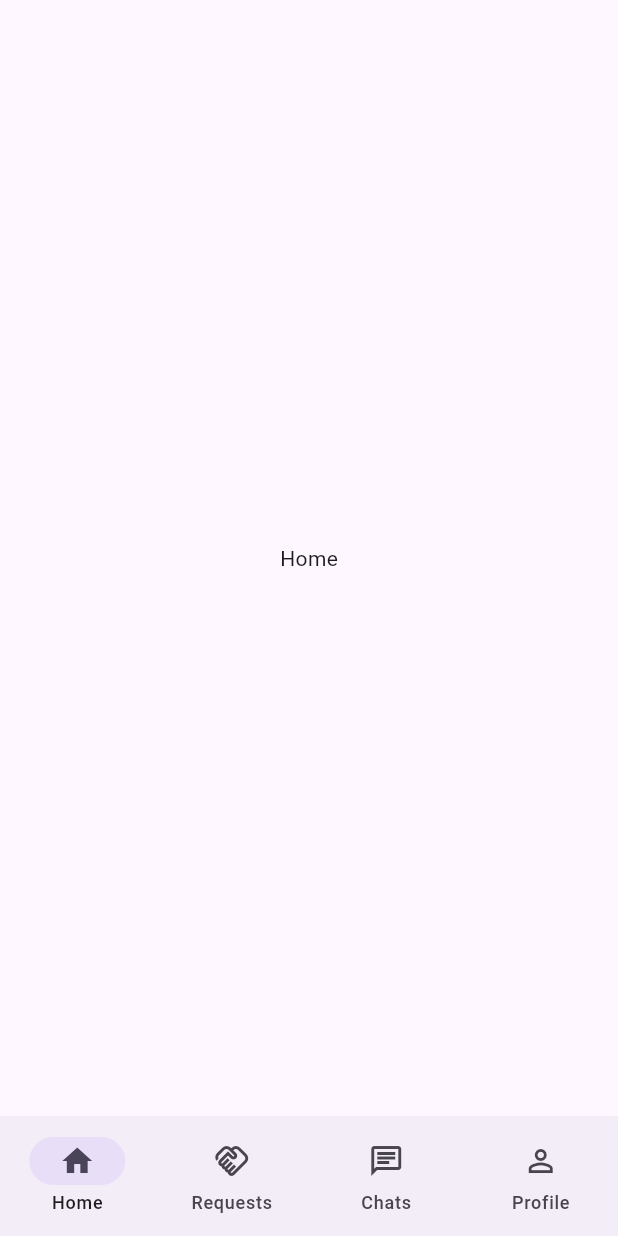
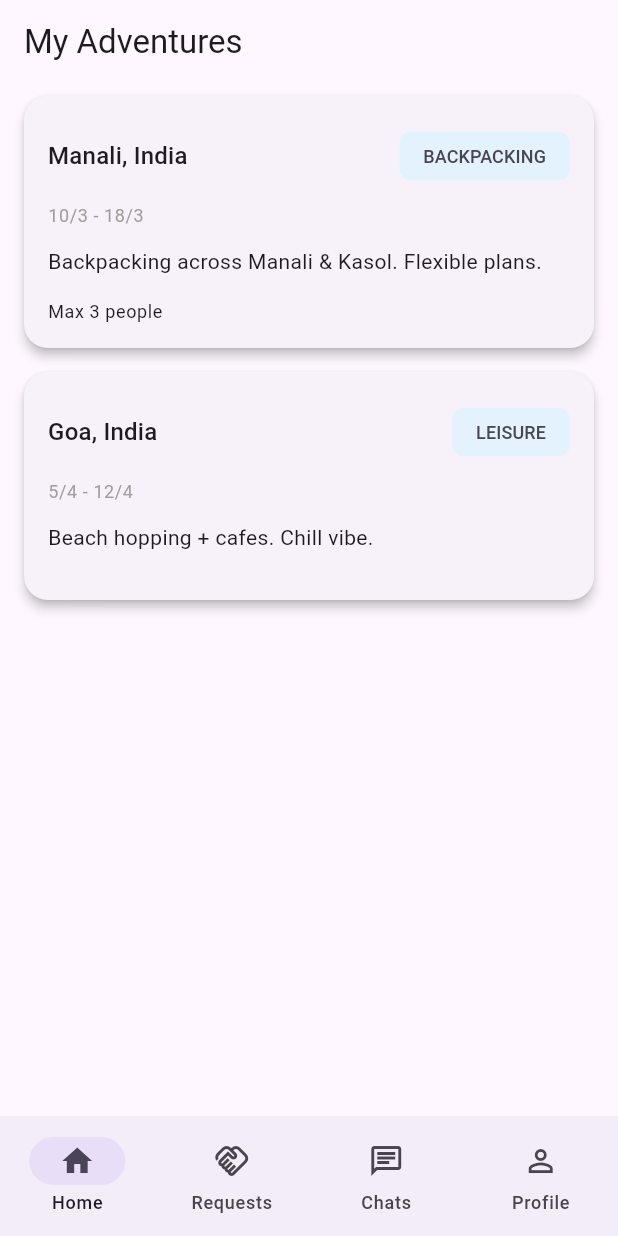
Before and after one commit to norsparyt/triplor, a Flutter app: the screen it shows after launch, on a phone screen of 412 x 824 dp. Run offline on Flutter 3.47's test engine with Material 3 defaults, Android fonts, the phone set to English and light mode, and no system bars; our stand-ins replace flutter_riverpod, go_router.

Commit message:
added adventures with fake repo and future providers

```diff
--- /dev/null
+++ b/lib/features/home/data/adventure_fake_data.dart
@@ -0,0 +1,37 @@
+import '../../../shared/models/location_model.dart';
+import '../../../shared/models/date_range_model.dart';
+import '../domain/models/adventure_model.dart';
+
+class FakeAdventureRepository{
+
+  final fakeAdventures = [
+    Adventure(
+      id: 'adv1',
+      userId: 'user1',
+      location: LocationModel(city: 'Manali', country: 'India'),
+      dateRange: DateRangeModel(
+        startDate: DateTime(2025, 3, 10),
+        endDate: DateTime(2025, 3, 18),
+      ),
+      type: AdventureType.backpacking,
+      description: 'Backpacking across Manali & Kasol. Flexible plans.',
+      maxPeople: 3,
+    ),
+    Adventure(
+      id: 'adv2',
+      userId: 'user2',
+      location: LocationModel(city: 'Goa', country: 'India'),
+      dateRange: DateRangeModel(
+        startDate: DateTime(2025, 4, 5),
+        endDate: DateTime(2025, 4, 12),
+      ),
+      type: AdventureType.leisure,
+      description: 'Beach hopping + cafes. Chill vibe.',
+    ),
+  ];
+
+  Future<List<Adventure>> fetchAdventures() async {
+    await Future.delayed(const Duration(milliseconds: 500));
+    return fakeAdventures;
+  }
+}
--- a/lib/features/home/presentation/home_screen.dart
+++ b/lib/features/home/presentation/home_screen.dart
@@ -1,12 +1,116 @@
 import 'package:flutter/material.dart';
+import 'package:flutter_riverpod/flutter_riverpod.dart';
+import 'package:triplor/features/home/providers/adventure_providers.dart';
 
-class HomeScreen extends StatelessWidget {
+import '../domain/models/adventure_model.dart';
+
+class HomeScreen extends ConsumerWidget {
   const HomeScreen({super.key});
+//TODO redo UI
+  @override
+  Widget build(BuildContext context, WidgetRef ref) {
+    final adventuresAsync = ref.watch(adventureProvider);
+    return Scaffold(
+      appBar: AppBar(title: const Text('My Adventures')),
+      body: adventuresAsync.when(
+        data: (adventure) {
+          return ListView.builder(
+            itemCount: adventure.length,
+            itemBuilder: (context, index) {
+              return InkWell(
+                borderRadius: BorderRadius.circular(16),
+                onTap: () {},
+                child: Card(
+                  elevation: 3,
+                  shape: RoundedRectangleBorder(
+                    borderRadius: BorderRadius.circular(16),
+                  ),
+                  margin: const EdgeInsets.symmetric(
+                    horizontal: 16,
+                    vertical: 8,
+                  ),
+                  child: Padding(
+                    padding: const EdgeInsets.all(16),
+                    child: Column(
+                      crossAxisAlignment: CrossAxisAlignment.start,
+                      children: [
+                        // Location + Type
+                        Row(
+                          mainAxisAlignment: MainAxisAlignment.spaceBetween,
+                          children: [
+                            Text(
+                              '${adventure[index].location.city}, ${adventure[index].location.country}',
+                              style: Theme.of(context).textTheme.titleMedium,
+                            ),
+                            _TypeChip(type: adventure[index].type),
+                          ],
+                        ),
+
+                        const SizedBox(height: 8),
+
+                        // Date range
+                        Text(
+                          _formatDateRange(
+                            adventure[index].dateRange.startDate,
+                            adventure[index].dateRange.endDate,
+                          ),
+                          style: Theme.of(
+                            context,
+                          ).textTheme.bodySmall?.copyWith(color: Colors.grey),
+                        ),
+
+                        const SizedBox(height: 12),
+
+                        // Description
+                        Text(
+                          adventure[index].description,
+                          maxLines: 2,
+                          overflow: TextOverflow.ellipsis,
+                          style: Theme.of(context).textTheme.bodyMedium,
+                        ),
+
+                        const SizedBox(height: 16),
+                        // Footer
+                        if (adventure[index].maxPeople != null)
+                          Text(
+                            'Max ${adventure[index].maxPeople} people',
+                            style: Theme.of(context).textTheme.bodySmall,
+                          ),
+                      ],
+                    ),
+                  ),
+                ),
+              );
+            },
+          );
+        },
+        error: (error, stack) {
+          return Center(child: Text('Error: $error'));
+        },
+        loading: () => Center(child: CircularProgressIndicator()),
+      ),
+    );
+  }
+
+  String _formatDateRange(DateTime start, DateTime end) {
+    return '${start.day}/${start.month} - ${end.day}/${end.month}';
+  }
+}
+
+class _TypeChip extends StatelessWidget {
+  final AdventureType type;
+
+  const _TypeChip({required this.type});
 
   @override
   Widget build(BuildContext context) {
-    return const Scaffold(
-      body: Center(child: Text('Home')),
+    return Chip(
+      label: Text(
+        type.name.toUpperCase(),
+        style: const TextStyle(fontSize: 12),
+      ),
+      backgroundColor: Colors.blue.shade50,
+      side: BorderSide.none,
     );
   }
 }
--- /dev/null
+++ b/lib/features/home/providers/adventure_providers.dart
@@ -0,0 +1,12 @@
+import 'package:flutter_riverpod/flutter_riverpod.dart';
+import 'package:triplor/features/home/data/adventure_fake_data.dart';
+import 'package:triplor/features/home/domain/models/adventure_model.dart';
+
+final adventureRepositoryProvider= Provider<FakeAdventureRepository>((ref){
+    return FakeAdventureRepository();
+});
+
+final adventureProvider= FutureProvider<List<Adventure>>((ref) async {
+  final repository=ref.watch(adventureRepositoryProvider);
+   return await repository.fetchAdventures();
+});
--- a/lib/shared/models/user_profile_model.dart
+++ b/lib/shared/models/user_profile_model.dart
@@ -1,4 +1,3 @@
-
 import '../../features/home/domain/models/adventure_model.dart';
 import 'location_model.dart';
 
@@ -8,7 +7,7 @@ class UserProfileModel {
   final int age;
   final String avatarUrl;
   final LocationModel currentLocation;
-  final List<AdventureModel> adventures;
+  final List<Adventure> adventures;
 
   const UserProfileModel({
     required this.id,
```
Also changed, not shown: lib/features/home/domain/models/adventure_model.dart (+13 -4 lines).
